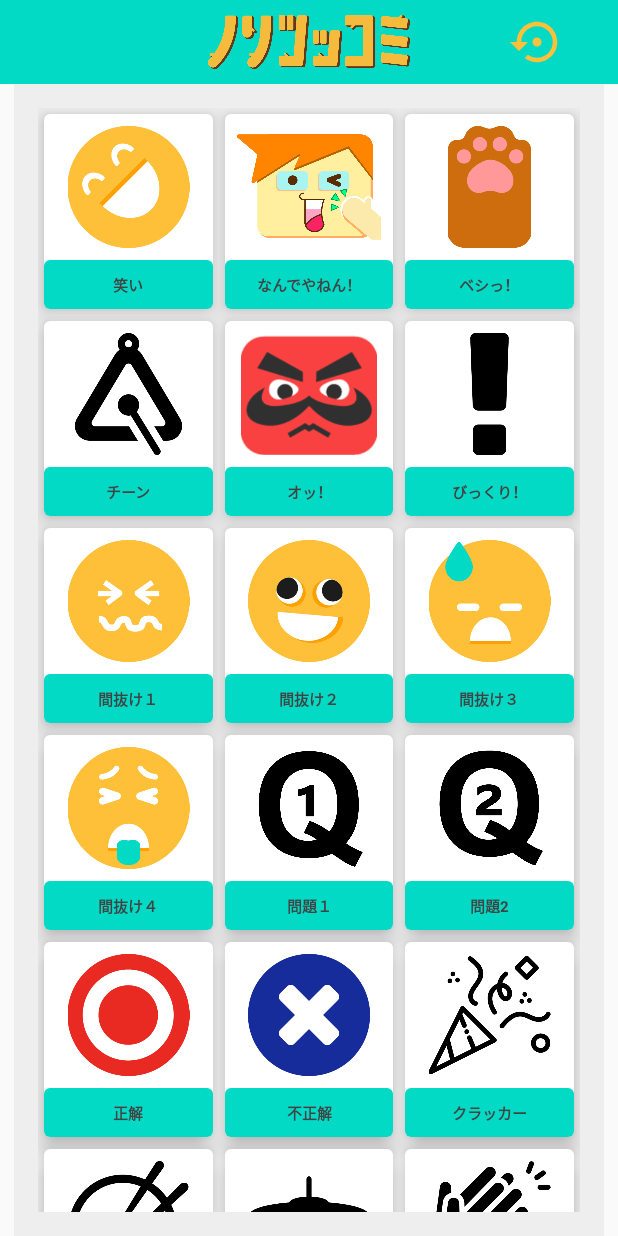
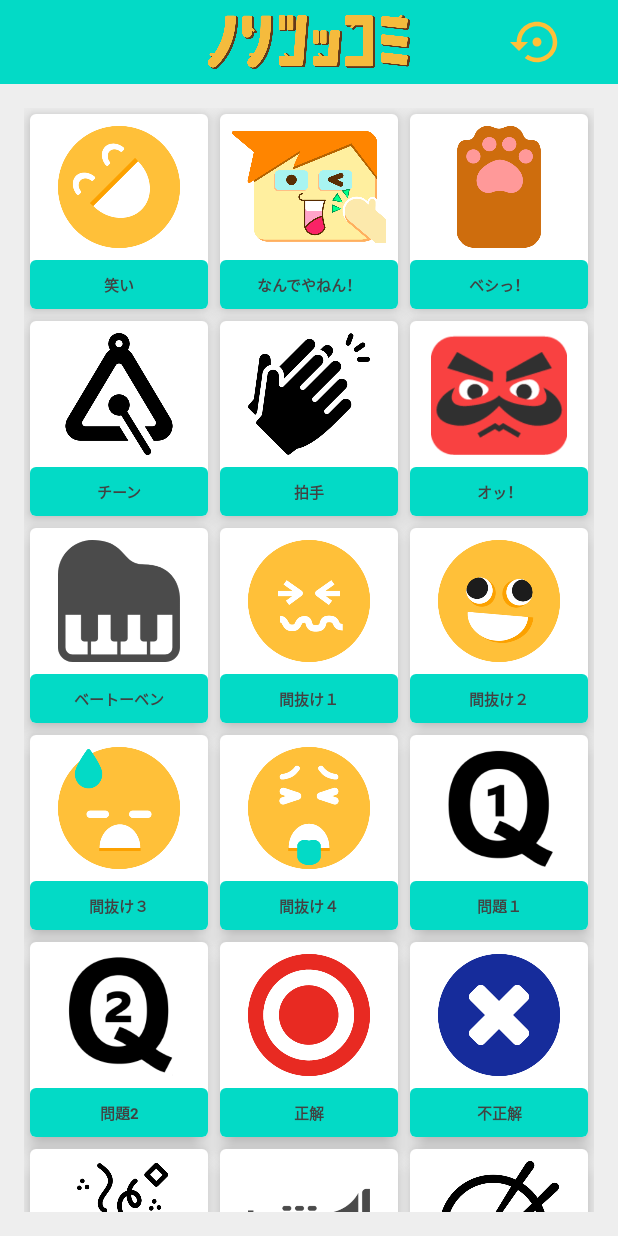
Before and after one commit to SusaHitomi/Noritukkomi, an Android app: the screen it shows after launch (MainActivity), on a phone screen of 412 x 824 dp. Run offline under Robolectric (Android 15) with nearby library versions, the phone set to English and light mode, and no system bars.

```diff
--- a/app/src/main/java/com/kayosystem/honki/chapter02/d1/Sound.java
+++ b/app/src/main/java/com/kayosystem/honki/chapter02/d1/Sound.java
@@ -9,8 +9,10 @@ public enum Sound {    // enumは決まった組み合わせをそのままセ
     Vaudeville("なんでやねん！",R.drawable.nannde,R.raw.nandeyanen),
     Cat("ベシっ！",R.drawable.cat,R.raw.bisi),
     Bing("チーン",R.drawable.triangle,R.raw.tin1),
+    Clap("拍手", R.drawable.clap, R.raw.cheer),
     Man("オッ！",R.drawable.man,R.raw.man),
-    Exclamation("びっくり！", R.drawable.exclamation, R.raw.betoben),
+    //Exclamation("びっくり！", R.drawable.exclamation, R.raw.betoben),
+    Piano("ベートーベン", R.drawable.piano, R.raw.betoben),
     Stupid1("間抜け１",R.drawable.sick,R.raw.stupid1),
     Stupid2("間抜け２", R.drawable.dumb, R.raw.stupid2),
     Stupid3("間抜け３",R.drawable.sad,R.raw.stupid3),
@@ -19,10 +21,13 @@ public enum Sound {    // enumは決まった組み合わせをそのままセ
     Question2("問題2",R.drawable.question2,R.raw.question2),
     Correct("正解",R.drawable.circle,R.raw.correct),
     Incorrect("不正解",R.drawable.wrong,R.raw.correctno),
-    Cracker("クラッカー", R.drawable.cracker, R.raw.cheer),
+    Cracker("クラッカー", R.drawable.cracker, R.raw.dondonpafupafu),
+    Trumpet("トランペット",R.drawable.trumpet,R.raw.trumpet1),
     Drum("ドラムロール", R.drawable.drum, R.raw.roll),
     Cymbal("シンバル", R.drawable.cymbal, R.raw.roll_finish1),
-    Clap("拍手", R.drawable.clap, R.raw.cheer);
+    Eee("えー", R.drawable.eee, R.raw.eee),
+    Chick("コケコッコー", R.drawable.chick, R.raw.chicken_kokekokko),
+    Wind("しらける", R.drawable.wind, R.raw.wind);
 
 
 
--- a/app/src/main/res/layout/activity_main.xml
+++ b/app/src/main/res/layout/activity_main.xml
@@ -56,7 +56,7 @@
         <android.support.v7.widget.RecyclerView xmlns:android="http://schemas.android.com/apk/res/android"
             xmlns:tools="http://schemas.android.com/tools"
             android:id="@+id/recyclerview"
-            android:layout_width="393dp"
+            android:layout_width="match_parent"
             android:layout_height="match_parent"
             android:layout_gravity="center_horizontal"
             android:background="#EEEEEE"
```
Also changed, not shown: app/src/main/java/com/kayosystem/honki/chapter02/d1/MainActivity.java (+9 -0 lines), app/src/main/res/drawable/chick.png (added), app/src/main/res/drawable/eee.png (added), app/src/main/res/drawable/piano.png (added), app/src/main/res/drawable/question1.png, app/src/main/res/drawable/question2.png, app/src/main/res/drawable/trumpet.png (added), app/src/main/res/drawable/wind.png (added), 1 other file.
